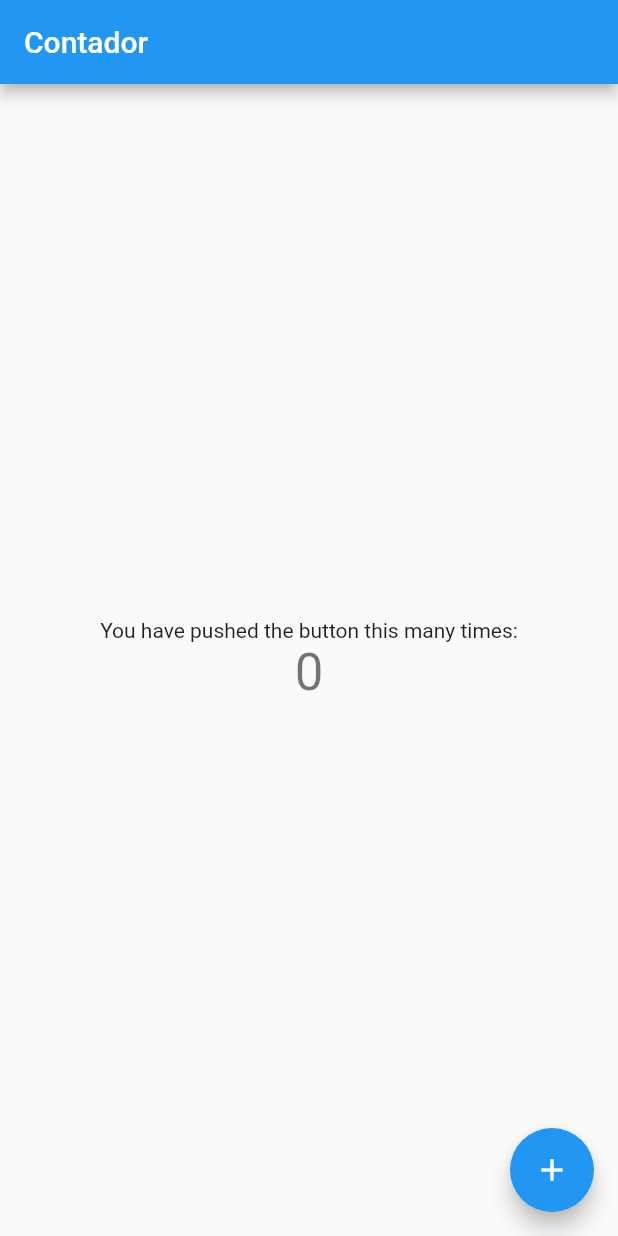
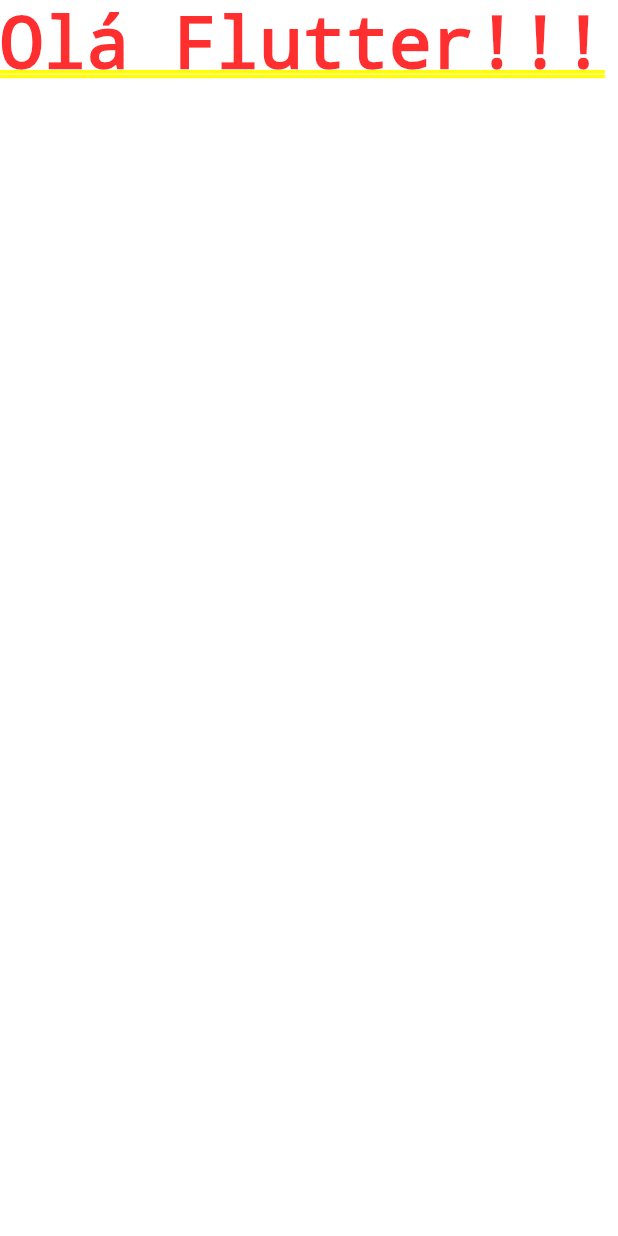
Before and after one commit to phcbarros/Flutter, a Flutter app: the screen it shows after launch, on a phone screen of 412 x 824 dp. Run offline on Flutter 3.47's test engine with Material 2 defaults, Android fonts, the phone set to English and light mode, and no system bars.

Commit message:
Curso Flutter - 02 Noções Básicas de Flutter - 25 Criando o Primeiro Widget #02

```diff
--- a/curso_flutter/projeto_perguntas/lib/main.dart
+++ b/curso_flutter/projeto_perguntas/lib/main.dart
@@ -1,103 +1,13 @@
 import 'package:flutter/material.dart';
 
-void main() {
-  runApp(MyApp());
+main() {
+  runApp(PerguntaApp());
 }
 
-class MyApp extends StatelessWidget {
-  @override
+class PerguntaApp extends StatelessWidget {
   Widget build(BuildContext context) {
     return MaterialApp(
-      title: 'Flutter Demo',
-      theme: ThemeData(
-        primarySwatch: Colors.blue,
-      ),
-      home: MyHomePage(title: 'Contador'),
+      home: Text('Olá Flutter!!!'),
     );
   }
 }
-
-class MyHomePage extends StatefulWidget {
-  MyHomePage({Key key, this.title}) : super(key: key);
-
-  // This widget is the home page of your application. It is stateful, meaning
-  // that it has a State object (defined below) that contains fields that affect
-  // how it looks.
-
-  // This class is the configuration for the state. It holds the values (in this
-  // case the title) provided by the parent (in this case the App widget) and
-  // used by the build method of the State. Fields in a Widget subclass are
-  // always marked "final".
-
-  final String title;
-
-  @override
-  _MyHomePageState createState() => _MyHomePageState();
-}
-
-class _MyHomePageState extends State<MyHomePage> {
-  int _counter = 0;
-
-  void _incrementCounter() {
-    setState(() {
-      // This call to setState tells the Flutter framework that something has
-      // changed in this State, which causes it to rerun the build method below
-      // so that the display can reflect the updated values. If we changed
-      // _counter without calling setState(), then the build method would not be
-      // called again, and so nothing would appear to happen.
-      _counter++;
-    });
-  }
-
-  @override
-  Widget build(BuildContext context) {
-    // This method is rerun every time setState is called, for instance as done
-    // by the _incrementCounter method above.
-    //
-    // The Flutter framework has been optimized to make rerunning build methods
-    // fast, so that you can just rebuild anything that needs updating rather
-    // than having to individually change instances of widgets.
-    return Scaffold(
-      appBar: AppBar(
-        // Here we take the value from the MyHomePage object that was created by
-        // the App.build method, and use it to set our appbar title.
-        title: Text(widget.title),
-      ),
-      body: Center(
-        // Center is a layout widget. It takes a single child and positions it
-        // in the middle of the parent.
-        child: Column(
-          // Column is also a layout widget. It takes a list of children and
-          // arranges them vertically. By default, it sizes itself to fit its
-          // children horizontally, and tries to be as tall as its parent.
-          //
-          // Invoke "debug painting" (press "p" in the console, choose the
-          // "Toggle Debug Paint" action from the Flutter Inspector in Android
-          // Studio, or the "Toggle Debug Paint" command in Visual Studio Code)
-          // to see the wireframe for each widget.
-          //
-          // Column has various properties to control how it sizes itself and
-          // how it positions its children. Here we use mainAxisAlignment to
-          // center the children vertically; the main axis here is the vertical
-          // axis because Columns are vertical (the cross axis would be
-          // horizontal).
-          mainAxisAlignment: MainAxisAlignment.center,
-          children: <Widget>[
-            Text(
-              'You have pushed the button this many times:',
-            ),
-            Text(
-              '$_counter',
-              style: Theme.of(context).textTheme.headline4,
-            ),
-          ],
-        ),
-      ),
-      floatingActionButton: FloatingActionButton(
-        onPressed: _incrementCounter,
-        tooltip: 'Increment',
-        child: Icon(Icons.add),
-      ), // This trailing comma makes auto-formatting nicer for build methods.
-    );
-  }
-}
```
